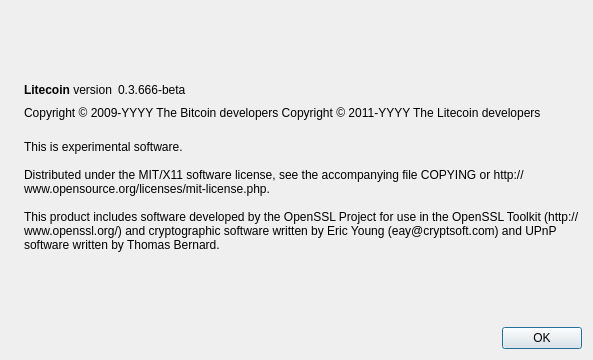
Above: src/qt/forms/aboutdialog.ui from yodacoin/123 before the change. Below: the same form after it.
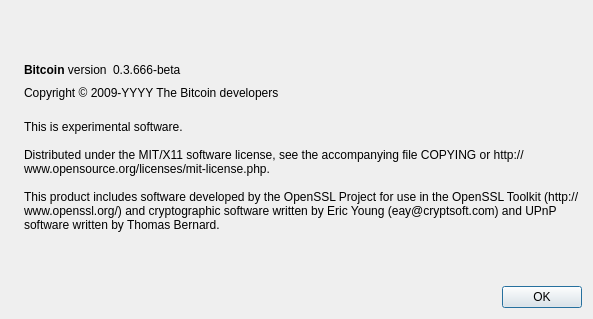
That is the form after the change. Icons and pictures are not drawn.

```diff
--- a/src/qt/forms/aboutdialog.ui
+++ b/src/qt/forms/aboutdialog.ui
@@ -7,7 +7,7 @@
     <x>0</x>
     <y>0</y>
     <width>593</width>
-    <height>360</height>
+    <height>319</height>
    </rect>
   </property>
   <property name="windowTitle">
@@ -50,7 +50,7 @@
           <cursorShape>IBeamCursor</cursorShape>
          </property>
          <property name="text">
-          <string>&lt;b&gt;Litecoin&lt;/b&gt; version</string>
+          <string>&lt;b&gt;Bitcoin&lt;/b&gt; version</string>
          </property>
          <property name="textInteractionFlags">
           <set>Qt::LinksAccessibleByMouse|Qt::TextSelectableByKeyboard|Qt::TextSelectableByMouse</set>
@@ -91,8 +91,7 @@
         <cursorShape>IBeamCursor</cursorShape>
        </property>
        <property name="text">
-        <string notr="true">Copyright &amp;copy; 2009-YYYY The Bitcoin developers
-Copyright &amp;copy; 2011-YYYY The Litecoin developers</string>
+        <string notr="true">Copyright &amp;copy; 2009-YYYY The Bitcoin developers</string>
        </property>
        <property name="textFormat">
         <enum>Qt::RichText</enum>
```
Left out of the diff: 2 changed lines with no effect on the pictures.
